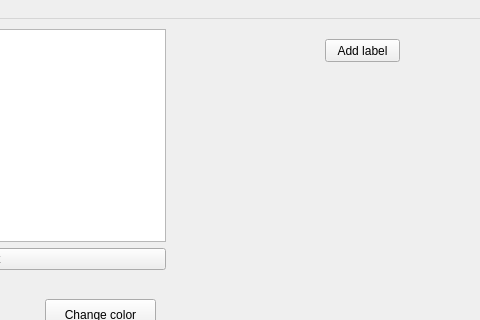
Above: server/c/applications/machine_automation/qt_automation/mainwin.ui from seqzap/sequanto-automation before the change; both pictures show x 195 to 675 and y 0 to 320 of the 845 by 656 pixel window. Below: the same form after it.
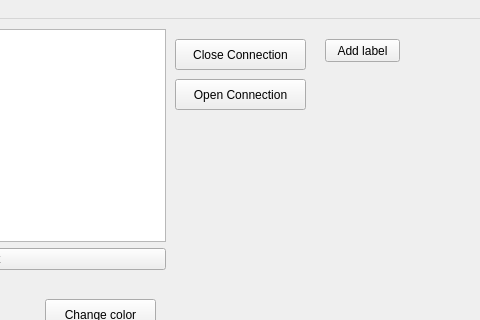
That is the form after the change.

Diff of the .ui file:
```diff
--- a/server/c/applications/machine_automation/qt_automation/mainwin.ui
+++ b/server/c/applications/machine_automation/qt_automation/mainwin.ui
@@ -262,6 +262,32 @@
      <string>&lt;Listening on...&gt;</string>
     </property>
    </widget>
+   <widget class="QPushButton" name="m_closeConnection">
+    <property name="geometry">
+     <rect>
+      <x>370</x>
+      <y>20</y>
+      <width>131</width>
+      <height>31</height>
+     </rect>
+    </property>
+    <property name="text">
+     <string>Close Connection</string>
+    </property>
+   </widget>
+   <widget class="QPushButton" name="m_openConnection">
+    <property name="geometry">
+     <rect>
+      <x>370</x>
+      <y>60</y>
+      <width>131</width>
+      <height>31</height>
+     </rect>
+    </property>
+    <property name="text">
+     <string>Open Connection</string>
+    </property>
+   </widget>
   </widget>
   <widget class="QMenuBar" name="menubar">
    <property name="geometry">
```
Left out of the diff: 2 changed lines with no effect on the pictures.
